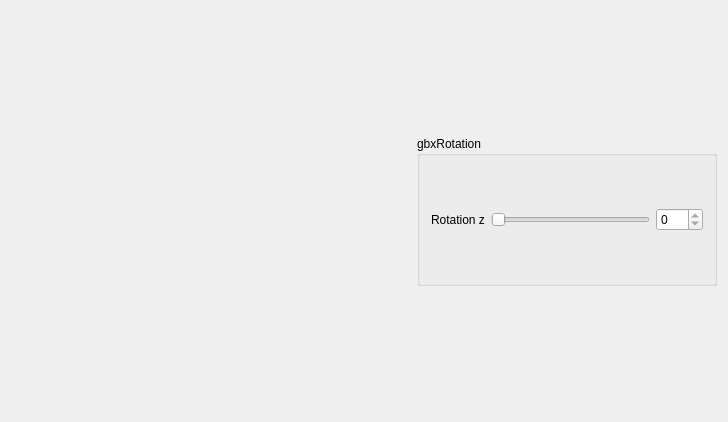
Old version of the form mainwindow.ui in the repository Kyurai/CGPrak.
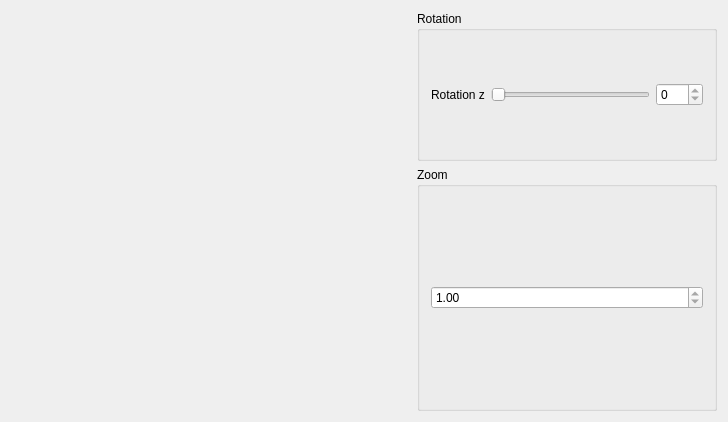
New version of the form. Custom widgets are drawn as their Qt base class.

Commit message: CG_Prakt 2.10 Added Zoom function

Diff of the .ui file:
```diff
--- a/mainwindow.ui
+++ b/mainwindow.ui
@@ -54,7 +54,7 @@
          </size>
         </property>
         <property name="title">
-         <string>gbxRotation</string>
+         <string>Rotation</string>
         </property>
         <layout class="QVBoxLayout" name="verticalLayout">
          <item>
@@ -91,6 +91,38 @@
         </layout>
        </widget>
       </item>
+      <item>
+       <widget class="QGroupBox" name="gbxZoom">
+        <property name="title">
+         <string>Zoom</string>
+        </property>
+        <layout class="QVBoxLayout" name="verticalLayout_2">
+         <item>
+          <layout class="QHBoxLayout" name="hblZoom">
+           <item>
+            <widget class="QDoubleSpinBox" name="sldZoom">
+             <property name="readOnly">
+              <bool>true</bool>
+             </property>
+             <property name="minimum">
+              <double>-10.000000000000000</double>
+             </property>
+             <property name="maximum">
+              <double>10.000000000000000</double>
+             </property>
+             <property name="singleStep">
+              <double>0.100000000000000</double>
+             </property>
+             <property name="value">
+              <double>1.000000000000000</double>
+             </property>
+            </widget>
+           </item>
+          </layout>
+         </item>
+        </layout>
+       </widget>
+      </item>
      </layout>
     </item>
    </layout>
```
Left out of the diff: 29 changed lines with no effect on the pictures. The commit also changes 3 other files.
